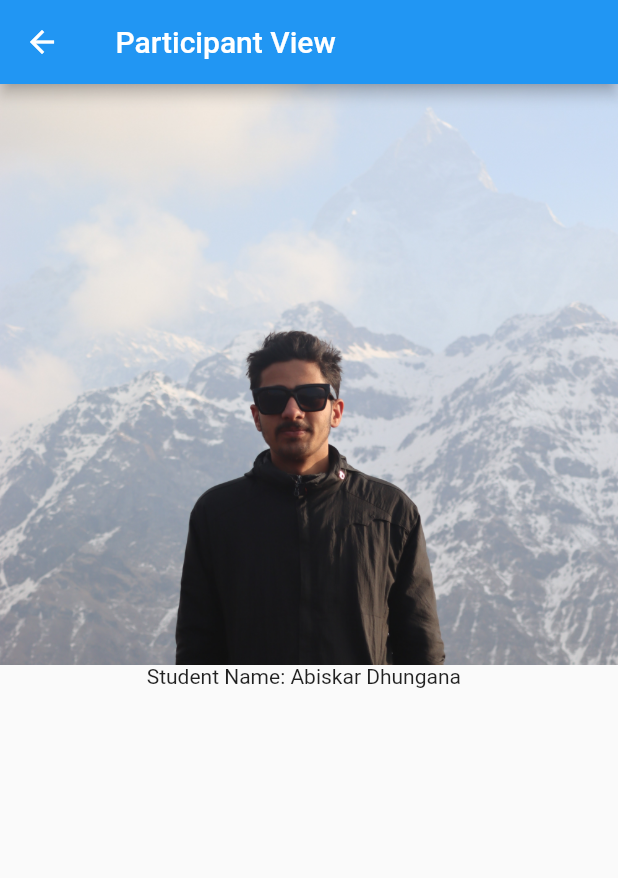
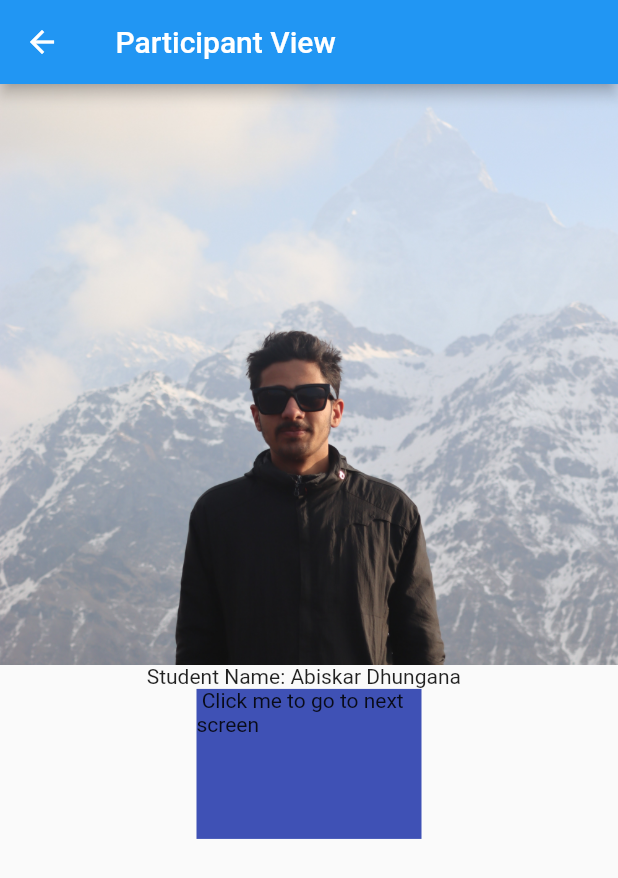
Before and after one commit to lostidol355/cfc_dang_flutter_day2, a Flutter app: the screen it shows after launch, after a tap on "Abiskar Dhungana", on a phone screen of 412 x 824 dp. Shown: the top 878 px of the screen. Run offline on Flutter 3.47's test engine with Material 2 defaults, Android fonts, the phone set to English and light mode, and no system bars.

Commit message:
yt video link added

```diff
--- a/lib/participant_view.dart
+++ b/lib/participant_view.dart
@@ -1,3 +1,4 @@
+import 'package:cfc_dang_day2/recipe_menu_screen.dart';
 import 'package:flutter/material.dart';
 
 class ParticipantView extends StatelessWidget {
@@ -19,7 +20,20 @@ class ParticipantView extends StatelessWidget {
             child: Image(image: AssetImage(pic)),
           ),
 
-          Text("Student Name: $name  ")
+          Text("Student Name: $name  "),
+
+          InkWell(
+            onTap: () {
+              Navigator.push(context,
+                  MaterialPageRoute(builder: (_) => RecipeMenuScreen()));
+            },
+            child: Container(
+              height: 100,
+              width: 150,
+              color: Colors.indigo,
+              child: Text(" Click me to go to next screen"),
+            ),
+          )
 
           // text for name
         ],
@@ -27,3 +41,6 @@ class ParticipantView extends StatelessWidget {
     );
   }
 }
+
+
+// https://www.youtube.com/@Tech101Nepal/videos
```
